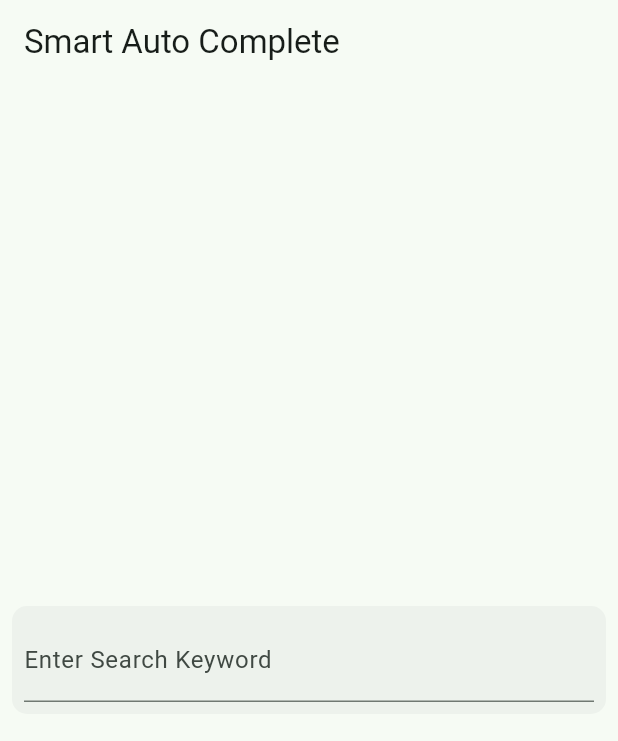
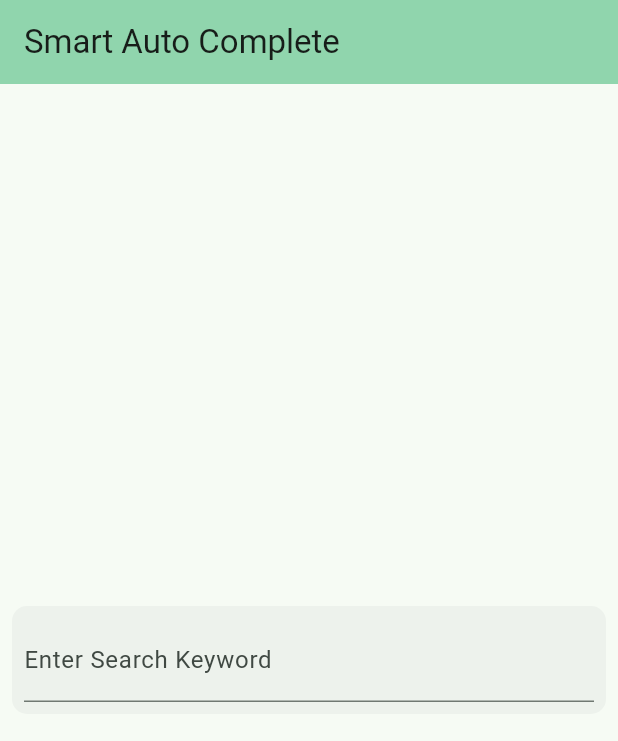
Before and after one commit to Yogesh-Dubey-Ayesavi/smart_autocomplete, a Flutter app: the screen it shows after launch, on a phone screen of 412 x 824 dp. Shown: the top 741 px of the screen. Run offline on Flutter 3.47's test engine with Material 3 defaults, Android fonts, the phone set to English and light mode, and no system bars.

````diff
--- a/example/lib/main.dart
+++ b/example/lib/main.dart
@@ -72,6 +72,7 @@ class _MyHomePageState extends State<MyHomePage> {
   Widget build(BuildContext context) {
     return Scaffold(
       appBar: AppBar(
+        backgroundColor: Theme.of(context).colorScheme.inversePrimary,
         title: Text(widget.title),
       ),
       body: Center(
--- a/lib/autocompletion_textfield.dart
+++ b/lib/autocompletion_textfield.dart
@@ -140,6 +140,7 @@ class SmartAutoCompleteWidget<T> extends StatefulWidget {
   ///   return ['apple','apricot','avocado'];
   /// },
   /// ```
+  /// ![suggestions](graphics/suggestions.png)
   final GetSuggestionsCallback<T> getSuggestions;
 
   /// A callback function used to fetch autocompletion for a given input text.
@@ -155,6 +156,7 @@ class SmartAutoCompleteWidget<T> extends StatefulWidget {
   /// ```
   /// - `Null` is returned when there is no match
   /// - `String` is returned when there is a match
+  /// ![autocompletion](graphics/autocomplete.png)
   final GetAutocompletionCallback<String> getAutocompletion;
 
   const SmartAutoCompleteWidget({
--- a/pubspec.yaml
+++ b/pubspec.yaml
@@ -1,6 +1,6 @@
 name: smart_autocomplete
-description: "A new Flutter package project."
-version: 0.0.1
+description: "Smart Autocompletes that completes that completes your sentence within the textfield only"
+version: 1.2.1
 homepage:
 
 environment:
````
Also changed, not shown: graphics/autocomplete.png (added), graphics/suggestions.png (added), 2 other files.
